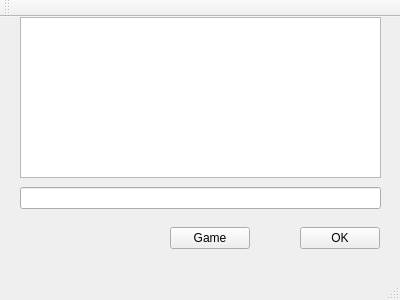
Qt form mainwindow.ui (cadovnikxyan/learnPatterns) before a commit.
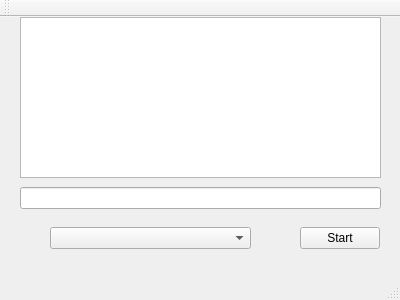
The same form after that commit.

What changed in the file:
```diff
--- a/mainwindow.ui
+++ b/mainwindow.ui
@@ -34,7 +34,7 @@
      </rect>
     </property>
     <property name="text">
-     <string>OK</string>
+     <string>Start</string>
     </property>
    </widget>
    <widget class="QLineEdit" name="lineEdit">
@@ -47,18 +47,15 @@
      </rect>
     </property>
    </widget>
-   <widget class="QPushButton" name="Game">
+   <widget class="QComboBox" name="comboBox">
     <property name="geometry">
      <rect>
-      <x>170</x>
+      <x>50</x>
       <y>210</y>
-      <width>80</width>
+      <width>201</width>
       <height>22</height>
      </rect>
     </property>
-    <property name="text">
-     <string>Game</string>
-    </property>
    </widget>
   </widget>
   <widget class="QMenuBar" name="menuBar">
```
Left out of the diff: 2 changed lines with no effect on the pictures.
